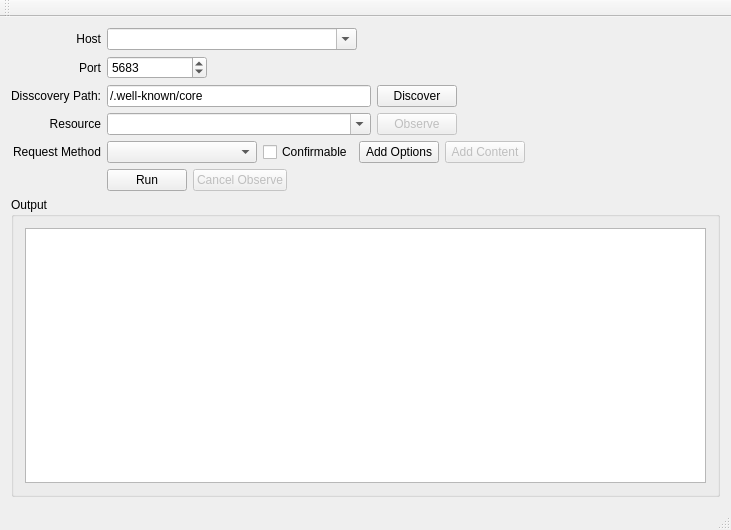
First picture: the form in qtcoap/examples/coap/simplecoapclient/mainwindow.ui, repository priority5/qt, before the edit.
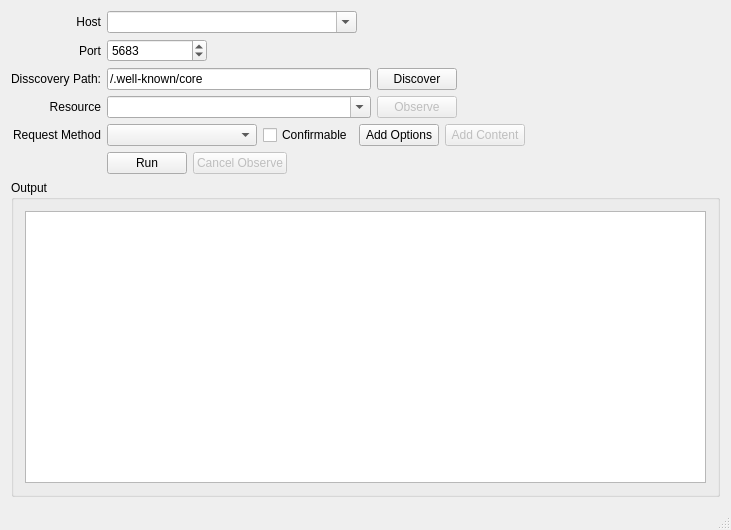
Second picture: the form after the edit.

The edit to the form file:
```diff
--- a/qtcoap/examples/coap/simplecoapclient/mainwindow.ui
+++ b/qtcoap/examples/coap/simplecoapclient/mainwindow.ui
@@ -344,14 +344,6 @@
     </rect>
    </property>
   </widget>
-  <widget class="QToolBar" name="mainToolBar">
-   <attribute name="toolBarArea">
-    <enum>TopToolBarArea</enum>
-   </attribute>
-   <attribute name="toolBarBreak">
-    <bool>false</bool>
-   </attribute>
-  </widget>
   <widget class="QStatusBar" name="statusBar"/>
  </widget>
  <layoutdefault spacing="6" margin="11"/>
```
Left out of the diff: 2 changed lines with no effect on the pictures.
